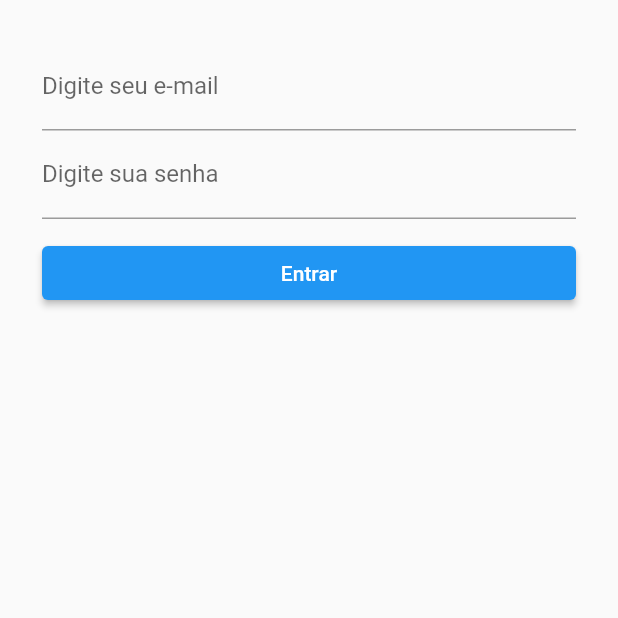
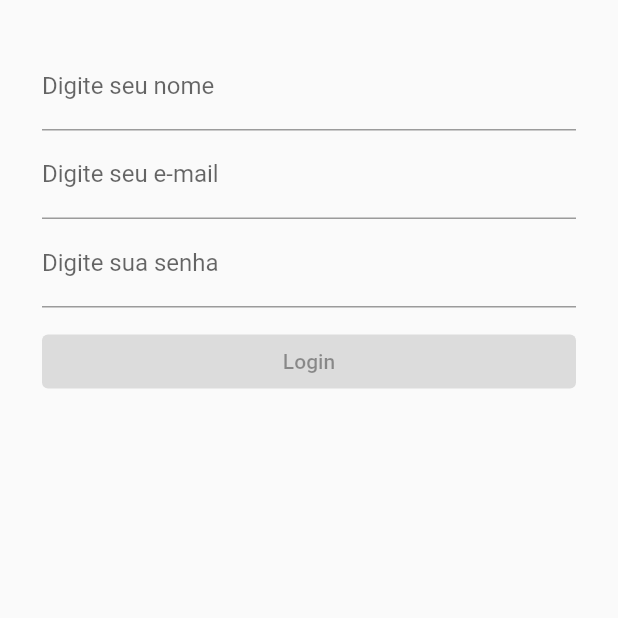
Before and after one commit to GabriCw/ECM252, a Flutter app: the screen it shows after launch, on a phone screen of 412 x 824 dp, the top half of it. Run offline on Flutter 3.47's test engine with Material 2 defaults, Android fonts, the phone set to English and light mode, and no system bars; our stand-ins replace cherry_toast, email_validator, rxdart.

Commit message:
Campo nome, email e senha with toast

```diff
--- a/flutter/gerenciamento_de_estado/lib/src/app.dart
+++ b/flutter/gerenciamento_de_estado/lib/src/app.dart
@@ -1,12 +1,17 @@
 import 'package:flutter/material.dart';
-import 'package:gerenciamento_de_estado/src/telas/login_tela.dart';
-
-class App extends StatelessWidget {
+import './telas/login_tela.dart';
+import 'blocs/provider.dart';
+class App extends StatelessWidget{
   @override
   Widget build(BuildContext context) {
-    return MaterialApp(
-      title: 'Login',
-      home: Scaffold(body: LoginTela()),
+    return Provider(
+      child: MaterialApp(
+        title: 'Login',
+        home: Scaffold(
+          body: LoginTela()
+        )
+      )
     );
+
   }
 }
--- /dev/null
+++ b/flutter/gerenciamento_de_estado/lib/src/blocs/provider.dart
@@ -0,0 +1,16 @@
+import 'package:flutter/material.dart';
+import 'bloc.dart';
+
+class Provider extends InheritedWidget{
+
+  Provider({Key? key, required Widget child}): super(key: key, child: child);
+
+  final bloc = Bloc();
+
+  @override
+  bool updateShouldNotify(covariant InheritedWidget oldWidget) => true;
+
+  static Bloc of(BuildContext context){
+    return context.dependOnInheritedWidgetOfExactType<Provider>()!.bloc;
+  }
+}
--- a/flutter/gerenciamento_de_estado/lib/src/telas/login_tela.dart
+++ b/flutter/gerenciamento_de_estado/lib/src/telas/login_tela.dart
@@ -1,54 +1,109 @@
 import 'package:flutter/material.dart';
-
-class LoginTela extends StatelessWidget {
+import '../blocs/bloc.dart';
+import '../blocs/provider.dart';
+class LoginTela extends StatelessWidget{
   @override
   Widget build(BuildContext context) {
+    final bloc = Provider.of(context);
     return Container(
       margin: EdgeInsets.all(28.0),
       child: Column(
         children: [
-          emailField(),
-          passwordField(),
-          Row(
+          nameField(bloc),
+          emailField(bloc),
+          passwordField(bloc),
+          Container(
+            margin: EdgeInsets.only(top: 12.0),
+            child: Row(
               children: [
                 Expanded(
-                child: Container(
-                  margin: EdgeInsets.only(top: 12.0),
-                  child: submitButton(),
+                  child: submitButton(bloc)
                 )
+              ],
             ),
+          )
+
         ],
       )
-        ]
-      ),
     );
 
   }
 
-  Widget emailField(){
+  Widget nameField(Bloc bloc){
+    return StreamBuilder(
+      stream: bloc.name,
+      builder: (context, AsyncSnapshot<String> snapshot){
         return TextField(
+          onChanged: bloc.changeName,
+          decoration: InputDecoration(
+            hintText: 'Nome',
+            labelText: 'Digite seu nome',
+            errorText: snapshot.error?.toString()
+            // errorText: snapshot.hasError ? '${snapshot.error}' : null
+          ),
+        );
+      },
+    );
+    //devolver um textfield
+  }
+
+  Widget emailField(Bloc bloc){
+    return StreamBuilder(
+      stream: bloc.email,
+      builder:(context, AsyncSnapshot<String> snapshot){
+        return TextField(
+          onChanged: (newValue){
+            bloc.changeEmail(newValue);
+          },
           keyboardType: TextInputType.emailAddress,
           decoration: InputDecoration(
             hintText: 'seu@email.com',
             labelText: 'Digite seu e-mail',
-      )
+            errorText: snapshot.hasError ? snapshot.error.toString() : null
+          ),
+        );
+      }
+    );
+    // return TextField(
+    //   keyboardType: TextInputType.emailAddress,
+    //   decoration: InputDecoration(
+    //     hintText: 'seu@email.com',
+    //     labelText: 'Digite seu e-mail'
+    //   ),
+    // );
+  }
+
+  Widget passwordField(Bloc bloc){
+    return StreamBuilder(
+      stream: bloc.password,
+      builder: (context, AsyncSnapshot<String> snapshot){
+        return TextField(
+          onChanged: bloc.changePassword,
+          obscureText: true,
+          // keyboardType: TextInputType.visiblePassword,
+          // keyboardAppearance: Brightness.dark,
+          decoration: InputDecoration(
+            hintText: 'Senha',
+            labelText: 'Digite sua senha',
+            errorText: snapshot.error?.toString()
+            // errorText: snapshot.hasError ? '${snapshot.error}' : null
+          ),
+        );
+      },
+    );
+    //devolver um textfield
+  }
+
+  Widget submitButton(Bloc bloc){
+    return StreamBuilder(
+      stream: bloc.nameEmailAndPasswordAreOk,
+      builder:(context, AsyncSnapshot <bool> snapshot){
+        return ElevatedButton(
+          onPressed: snapshot.hasData ? () => bloc.submitForm(context) : null,
+          child: Text('Login')
+        );
+      }
     );
   }
 
-  Widget passwordField(){
-    return TextField(
-      obscureText: true,
-      decoration: InputDecoration(
-        hintText: 'Senha',
-        labelText: 'Digite sua senha',
-      )
-    );
 }
-
-  Widget submitButton(){
-    return ElevatedButton(
-      onPressed: (){},
-      child: Text('Entrar'),
-    );
-  }
-}
--- a/flutter/gerenciamento_de_estado/pubspec.yaml
+++ b/flutter/gerenciamento_de_estado/pubspec.yaml
@@ -35,6 +35,8 @@ dependencies:
   # The following adds the Cupertino Icons font to your application.
   # Use with the CupertinoIcons class for iOS style icons.
   cupertino_icons: ^1.0.2
+  rxdart: ^0.27.7
+  cherry_toast: ^1.6.4
 
 dev_dependencies:
   flutter_test:
```
Also changed, not shown: flutter/gerenciamento_de_estado/lib/src/blocs/bloc.dart (+36 -6 lines), flutter/gerenciamento_de_estado/lib/src/blocs/validators.dart (+32 -23 lines), flutter/gerenciamento_de_estado/pubspec.lock. Lines whose indentation alone changed are shown as unchanged.
